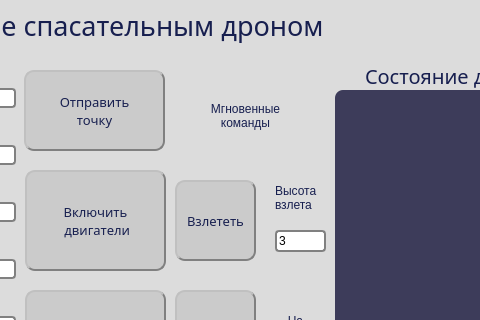
NickolayGoloburdin/wifi_drone_interface, file mainwindow.ui: the form before one commit; both pictures show x 195 to 675 and y 0 to 320 of the 1183 by 774 pixel window.
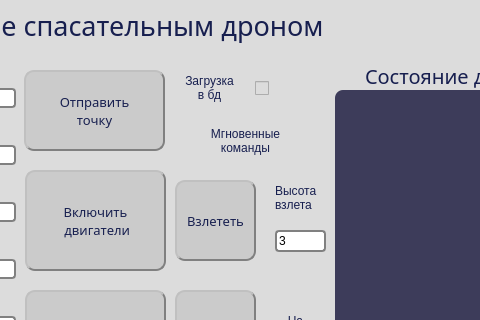
The form after the commit. Icons and pictures are not drawn.

```diff
--- a/mainwindow.ui
+++ b/mainwindow.ui
@@ -1279,9 +1279,9 @@
     <property name="geometry">
      <rect>
       <x>380</x>
-      <y>70</y>
+      <y>120</y>
       <width>121</width>
-      <height>91</height>
+      <height>41</height>
      </rect>
     </property>
     <property name="styleSheet">
@@ -1339,6 +1339,44 @@
 миссию</string>
     </property>
    </widget>
+   <widget class="QCheckBox" name="db_upload">
+    <property name="geometry">
+     <rect>
+      <x>450</x>
+      <y>80</y>
+      <width>31</width>
+      <height>16</height>
+     </rect>
+    </property>
+    <property name="layoutDirection">
+     <enum>Qt::LeftToRight</enum>
+    </property>
+    <property name="text">
+     <string/>
+    </property>
+   </widget>
+   <widget class="QLabel" name="label_20">
+    <property name="geometry">
+     <rect>
+      <x>370</x>
+      <y>60</y>
+      <width>69</width>
+      <height>56</height>
+     </rect>
+    </property>
+    <property name="styleSheet">
+     <string notr="true">QLabel{
+font: 9pt &quot;Segoe UI Semibold&quot;;
+	color:rgb(23, 31, 79)}</string>
+    </property>
+    <property name="text">
+     <string>Загрузка
+в бд</string>
+    </property>
+    <property name="alignment">
+     <set>Qt::AlignCenter</set>
+    </property>
+   </widget>
    <zorder>label_15</zorder>
    <zorder>Start</zorder>
    <zorder>label_4</zorder>
```
Left out of the diff: 2 changed lines with no effect on the pictures.
